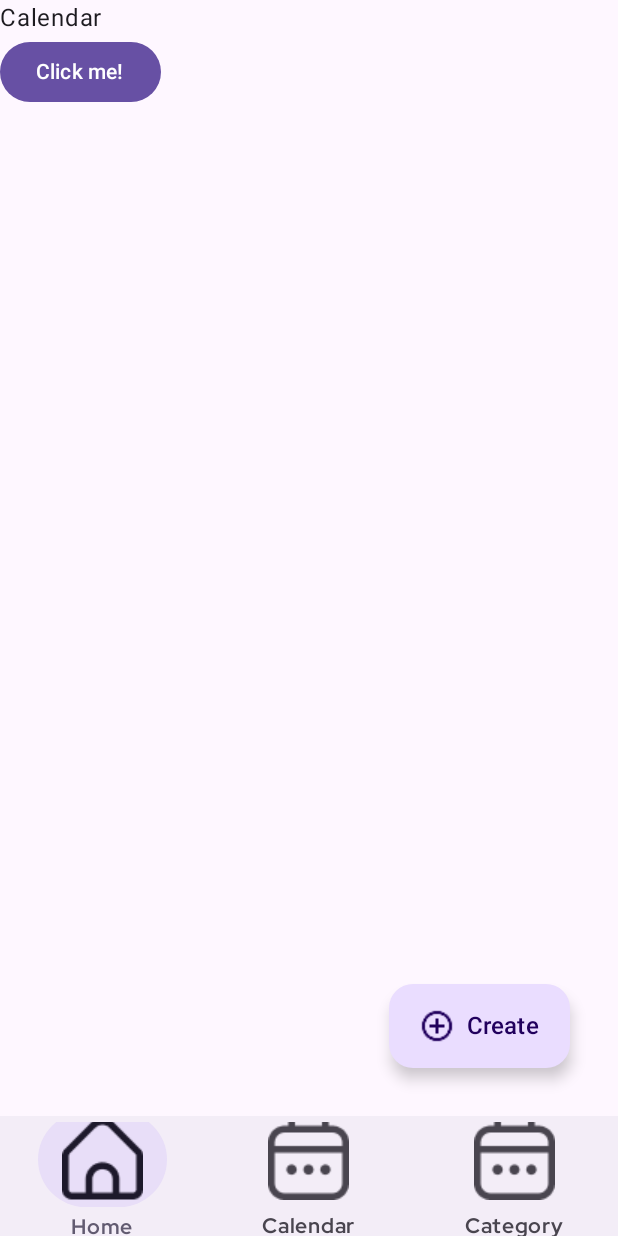
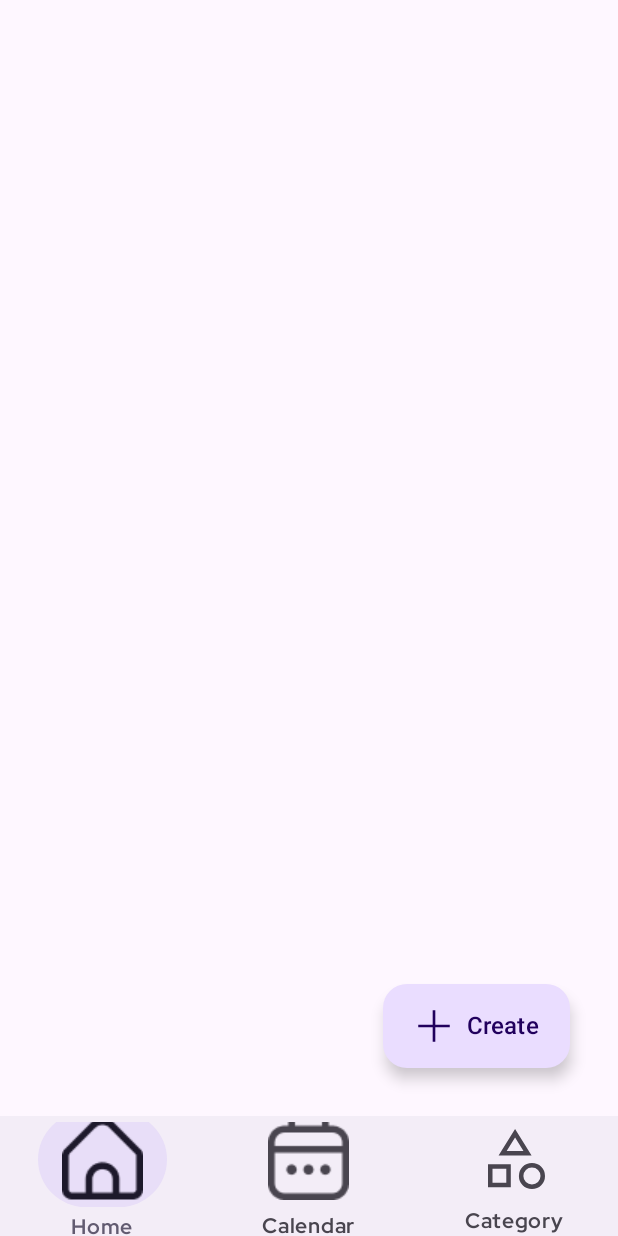
Before and after one commit to manuelduarte077/Subscriptions, an Android app built with Jetpack Compose: the CalendarScreen screen opened through its navigation route, on a phone screen of 412 x 824 dp. Run offline under Robolectric (Android 15) with nearby library versions, the phone set to English and light mode, and no system bars; our stand-ins replace Compose Multiplatform resources.

Commit message:
refactor: clean up CalendarScreen and update resource imports in HomeScreen

```diff
--- a/composeApp/src/commonMain/kotlin/dev/donmanuel/monthlybill/app/features/calendar/CalendarScreen.kt
+++ b/composeApp/src/commonMain/kotlin/dev/donmanuel/monthlybill/app/features/calendar/CalendarScreen.kt
@@ -1,28 +1,10 @@
 package dev.donmanuel.monthlybill.app.features.calendar
 
-import androidx.compose.foundation.layout.Arrangement
-import androidx.compose.foundation.layout.Column
-import androidx.compose.material3.Button
-import androidx.compose.material3.Text
 import androidx.compose.runtime.Composable
 import androidx.navigation.NavController
-import androidx.navigation.compose.rememberNavController
 
 @Composable
 fun CalendarScreen(
     navController: NavController,
 ) {
-
-    Column(
-        verticalArrangement = Arrangement.Center,
-    ) {
-        Text("Calendar")
-        Button(
-            onClick = {
-                navController.navigate("billDetails")
-            },
-        ) {
-            Text("Click me!")
-        }
-    }
 }
--- a/composeApp/src/commonMain/kotlin/dev/donmanuel/monthlybill/app/features/home/HomeScreen.kt
+++ b/composeApp/src/commonMain/kotlin/dev/donmanuel/monthlybill/app/features/home/HomeScreen.kt
@@ -16,8 +16,7 @@ import dev.donmanuel.monthlybill.app.features.settings.presentation.SettingsScre
 import dev.donmanuel.monthlybill.app.theme.FontSize
 import dev.donmanuel.monthlybill.app.theme.redHatBoldFont
 import monthlybill.composeapp.generated.resources.Res
-import monthlybill.composeapp.generated.resources.compose_multiplatform
-import monthlybill.composeapp.generated.resources.home
+import monthlybill.composeapp.generated.resources.ic_settings
 import org.jetbrains.compose.resources.painterResource
 
 @OptIn(ExperimentalMaterial3Api::class)
@@ -48,7 +47,7 @@ fun HomeScreen(
                 },
                 actions = {
                     Icon(
-                        painterResource(Res.drawable.compose_multiplatform),
+                        painterResource(Res.drawable.ic_settings),
                         contentDescription = "Settings",
                         tint = MaterialTheme.colorScheme.primary,
                         modifier = Modifier
@@ -74,7 +73,7 @@ fun HomeScreen(
 
         if (showBottomSheet) {
             ModalBottomSheet(
-                modifier = Modifier.wrapContentHeight(), // Adjust height as needed
+                modifier = Modifier.wrapContentHeight(),
                 onDismissRequest = { showBottomSheet = false },
                 sheetState = sheetState,
             ) {
--- a/composeApp/src/commonMain/kotlin/dev/donmanuel/monthlybill/app/navigation/RootNavigation.kt
+++ b/composeApp/src/commonMain/kotlin/dev/donmanuel/monthlybill/app/navigation/RootNavigation.kt
@@ -6,36 +6,18 @@ import androidx.compose.animation.shrinkHorizontally
 import androidx.compose.foundation.layout.Spacer
 import androidx.compose.foundation.layout.padding
 import androidx.compose.foundation.layout.size
-import androidx.compose.material3.ExperimentalMaterial3Api
-import androidx.compose.material3.ExtendedFloatingActionButton
-import androidx.compose.material3.Icon
-import androidx.compose.material3.MaterialTheme
-import androidx.compose.material3.ModalBottomSheet
-import androidx.compose.material3.Scaffold
-import androidx.compose.material3.Text
-import androidx.compose.material3.rememberModalBottomSheetState
-import androidx.compose.runtime.Composable
-import androidx.compose.runtime.getValue
-import androidx.compose.runtime.mutableStateOf
-import androidx.compose.runtime.remember
-import androidx.compose.runtime.rememberCoroutineScope
-import androidx.compose.runtime.setValue
+import androidx.compose.material3.*
+import androidx.compose.runtime.*
 import androidx.compose.ui.Modifier
 import androidx.compose.ui.unit.dp
 import androidx.navigation.NavHostController
 import androidx.navigation.compose.NavHost
 import dev.donmanuel.monthlybill.app.features.bill.presentation.ModalBottomSheetContent
-import dev.donmanuel.monthlybill.app.navigation.tabs.BottomNavScreen
-import dev.donmanuel.monthlybill.app.navigation.tabs.BottomNavigationBarContent
-import dev.donmanuel.monthlybill.app.navigation.tabs.addBillDetailsScreen
-import dev.donmanuel.monthlybill.app.navigation.tabs.addCalendarScreen
-import dev.donmanuel.monthlybill.app.navigation.tabs.addCategoryScreen
-import dev.donmanuel.monthlybill.app.navigation.tabs.addHomeScreen
+import dev.donmanuel.monthlybill.app.navigation.tabs.*
 import kotlinx.coroutines.launch
 import monthlybill.composeapp.generated.resources.Res
 import monthlybill.composeapp.generated.resources.add_circle
-import monthlybill.composeapp.generated.resources.home
-import monthlybill.composeapp.generated.resources.settings
+import monthlybill.composeapp.generated.resources.ic_add
 import org.jetbrains.compose.resources.painterResource
 
 @OptIn(ExperimentalMaterial3Api::class)
@@ -74,8 +56,9 @@ fun RootNavigationGraph(
                     modifier = Modifier.padding(16.dp)
                 ) {
                     Icon(
-                        painterResource(Res.drawable.add_circle),
-                        contentDescription = "Add"
+                        painterResource(Res.drawable.ic_add),
+                        contentDescription = "Add",
+                        modifier = Modifier.size(28.dp)
                     )
                     Spacer(modifier = Modifier.size(8.dp))
                     Text(
--- a/composeApp/src/commonMain/kotlin/dev/donmanuel/monthlybill/app/navigation/tabs/RootScreen.kt
+++ b/composeApp/src/commonMain/kotlin/dev/donmanuel/monthlybill/app/navigation/tabs/RootScreen.kt
@@ -3,6 +3,7 @@ package dev.donmanuel.monthlybill.app.navigation.tabs
 import monthlybill.composeapp.generated.resources.Res
 import monthlybill.composeapp.generated.resources.calendar
 import monthlybill.composeapp.generated.resources.home
+import monthlybill.composeapp.generated.resources.ic_category
 import org.jetbrains.compose.resources.DrawableResource
 
 
@@ -13,7 +14,7 @@ sealed class BottomNavScreen(
 ) {
     data object Home : BottomNavScreen("home", Res.drawable.home, "Home")
     data object Calendar : BottomNavScreen("calendar", Res.drawable.calendar, "Calendar")
-    data object Category : BottomNavScreen("category", Res.drawable.calendar, "Category")
+    data object Category : BottomNavScreen("category", Res.drawable.ic_category, "Category")
 }
 
 sealed class AppScreen(var route: String, var title: String) {
```
